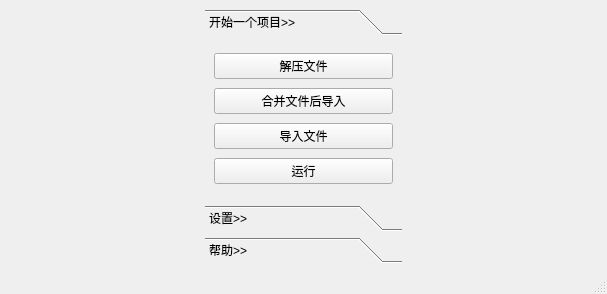
Above: res/ui/launch.ui from LiYorange/MyOFP2.0 before the change. Below: the same form after it.
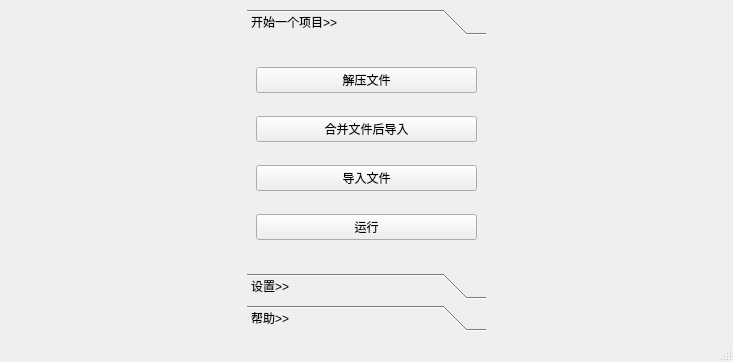
That is the form after the change. The open tabs and pages were chosen to show the change. Icons and pictures are not drawn.

Diff of the .ui file:
```diff
--- a/res/ui/launch.ui
+++ b/res/ui/launch.ui
@@ -6,8 +6,8 @@
    <rect>
     <x>0</x>
     <y>0</y>
-    <width>607</width>
-    <height>294</height>
+    <width>733</width>
+    <height>362</height>
    </rect>
   </property>
   <property name="sizePolicy">
@@ -36,7 +36,11 @@
     <enum>Qt::LeftToRight</enum>
    </property>
    <property name="autoFillBackground">
-    <bool>true</bool>
+    <bool>false</bool>
+   </property>
+   <property name="styleSheet">
+    <string notr="true">
+font: 25 10pt &quot;Microsoft YaHei&quot;;</string>
    </property>
    <layout class="QHBoxLayout" name="horizontalLayout">
     <item>
@@ -57,6 +61,11 @@
       <property name="layoutDirection">
        <enum>Qt::LeftToRight</enum>
       </property>
+      <property name="styleSheet">
+       <string notr="true">
+
+</string>
+      </property>
       <property name="frameShape">
        <enum>QFrame::NoFrame</enum>
       </property>
@@ -71,8 +80,8 @@
         <rect>
          <x>0</x>
          <y>0</y>
-         <width>110</width>
-         <height>128</height>
+         <width>235</width>
+         <height>223</height>
         </rect>
        </property>
        <attribute name="label">
```
Left out of the diff: 60 changed lines with no effect on the pictures.
